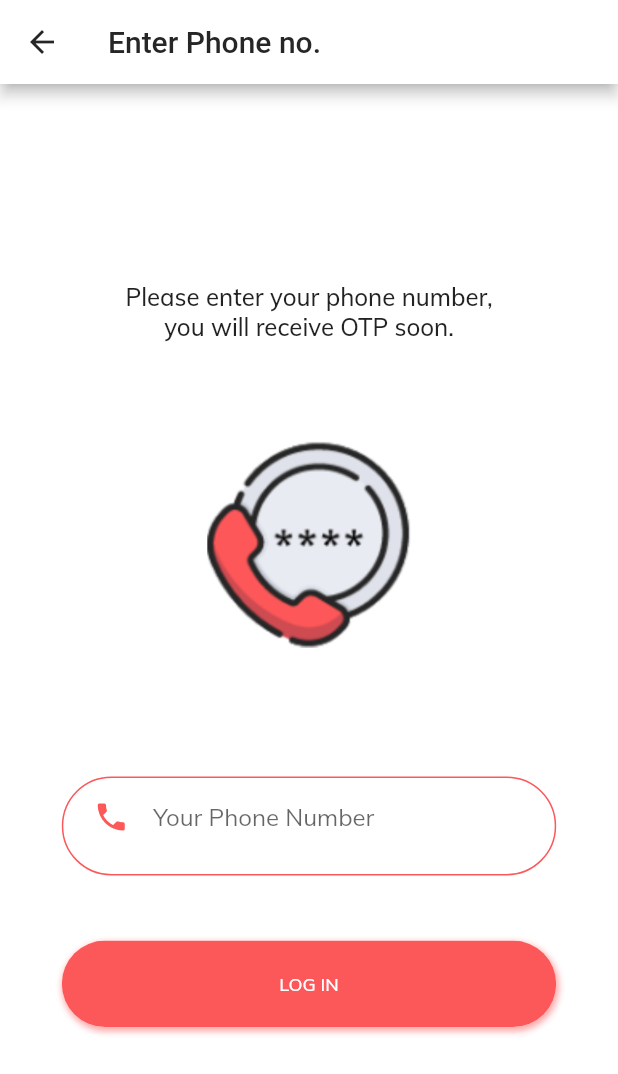
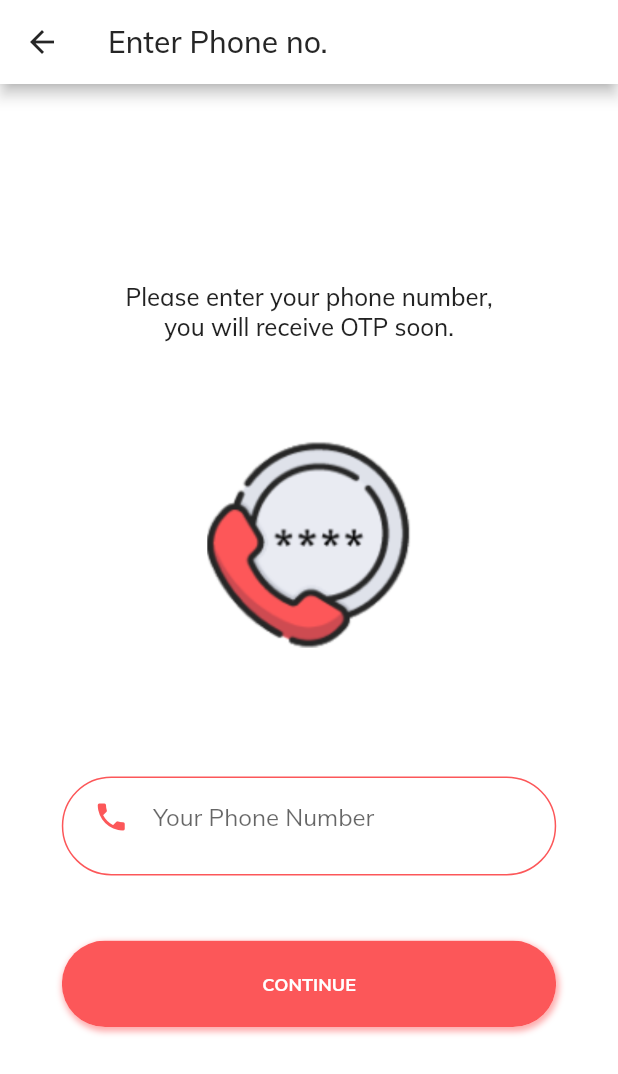
Before and after one commit to icadpratama/kurir_app, a Flutter app: the screen it shows after launch, after a tap on "LOG IN", on a phone screen of 412 x 824 dp. Shown: the top 1074 px of the screen. Run offline on Flutter 3.47's test engine with Material 2 defaults, Android fonts, the phone set to English and light mode, and no system bars; our stand-ins replace google_fonts.

Commit message:
Set default font

```diff
--- a/lib/Screens/Login/components/body.dart
+++ b/lib/Screens/Login/components/body.dart
@@ -37,7 +37,7 @@ class Body extends StatelessWidget {
                 hintText: "Your Phone Number", onChanged: (value) {}),
             SizedBox(height: size.height * 0.02),
             RoundedButton(
-              text: "LOG IN",
+              text: "CONTINUE",
               textColor: Colors.white,
               borderColor: kPrimaryColor,
               press: () {},
--- a/lib/Screens/Welcome/components/body.dart
+++ b/lib/Screens/Welcome/components/body.dart
@@ -23,16 +23,21 @@ class Body extends StatelessWidget {
                   padding: EdgeInsets.all(10.0),
                   child: Text(
                     "Welcome to Kurir!",
-                    style: TextStyle(fontWeight: FontWeight.w900),
-                    textAlign: TextAlign.left,
+                    style: TextStyle(
+                        fontSize: 17,
+                        fontStyle: FontStyle.normal,
+                        fontWeight: FontWeight.w800),
                   ),
                 ),
               ),
               Padding(
                 padding: EdgeInsets.fromLTRB(40, 0, 40, 0),
                 child: Text(
-                  "Are you ready to enjoy a whole new life without limits? Let's go!",
-                ),
+                    "Are you ready to enjoy a whole new life without limits? Let's go!",
+                    style: TextStyle(
+                        fontSize: 13,
+                        fontStyle: FontStyle.normal,
+                        fontWeight: FontWeight.w600)),
               ),
               SizedBox(height: size.height * 0.03),
               RoundedButton(
@@ -70,6 +75,11 @@ class Body extends StatelessWidget {
                 padding: EdgeInsets.fromLTRB(40, 10, 40, 0),
                 child: Text(
                   "By logging in or registering. I agree to our Terms of Services and Privacy Policy.",
+                  style: TextStyle(
+                    fontSize: 10,
+                    fontStyle: FontStyle.normal,
+                    fontWeight: FontWeight.w400,
+                  ),
                 ),
               ),
             ]),
--- a/lib/components/rounded_button.dart
+++ b/lib/components/rounded_button.dart
@@ -29,7 +29,12 @@ class RoundedButton extends StatelessWidget {
           onPressed: press,
           child: Text(
             text,
-            style: TextStyle(color: textColor, fontSize: 12),
+            style: TextStyle(
+              color: textColor,
+              fontSize: 12,
+              fontStyle: FontStyle.normal,
+              fontWeight: FontWeight.bold,
+            ),
           ),
         ),
       ),
--- a/lib/main.dart
+++ b/lib/main.dart
@@ -15,9 +15,7 @@ class MyApp extends StatelessWidget {
       debugShowCheckedModeBanner: false,
       theme: ThemeData(
         primarySwatch: Colors.blue,
-        textTheme: GoogleFonts.muliTextTheme(
-          Theme.of(context).textTheme
-        ),
+        fontFamily: 'Muli',
         scaffoldBackgroundColor: Colors.white,
         visualDensity: VisualDensity.adaptivePlatformDensity,
       ),
```
